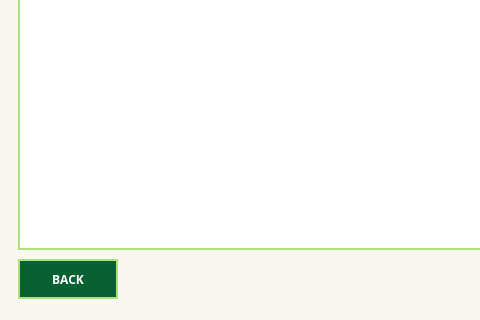
The window that Screens/MainMenuScreens/Sales/Sales.ui (Bideiro/Ranil_project_py) describes before a commit, drawn with Qt 5; both pictures show x 0 to 480 and y 331 to 651 of the 973 by 651 pixel window.
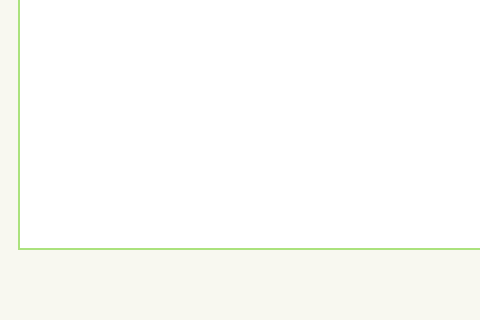
The same window after the commit.

Patch:
```diff
--- a/Screens/MainMenuScreens/Sales/Sales.ui
+++ b/Screens/MainMenuScreens/Sales/Sales.ui
@@ -375,31 +375,6 @@
           <property name="bottomMargin">
            <number>12</number>
           </property>
-          <item>
-           <widget class="QPushButton" name="Back_btn">
-            <property name="sizePolicy">
-             <sizepolicy hsizetype="Fixed" vsizetype="Fixed">
-              <horstretch>0</horstretch>
-              <verstretch>0</verstretch>
-             </sizepolicy>
-            </property>
-            <property name="minimumSize">
-             <size>
-              <width>100</width>
-              <height>40</height>
-             </size>
-            </property>
-            <property name="font">
-             <font>
-              <family>DM Sans</family>
-              <bold>true</bold>
-             </font>
-            </property>
-            <property name="text">
-             <string>BACK</string>
-            </property>
-           </widget>
-          </item>
           <item>
            <spacer name="horizontalSpacer_2">
             <property name="orientation">
```
